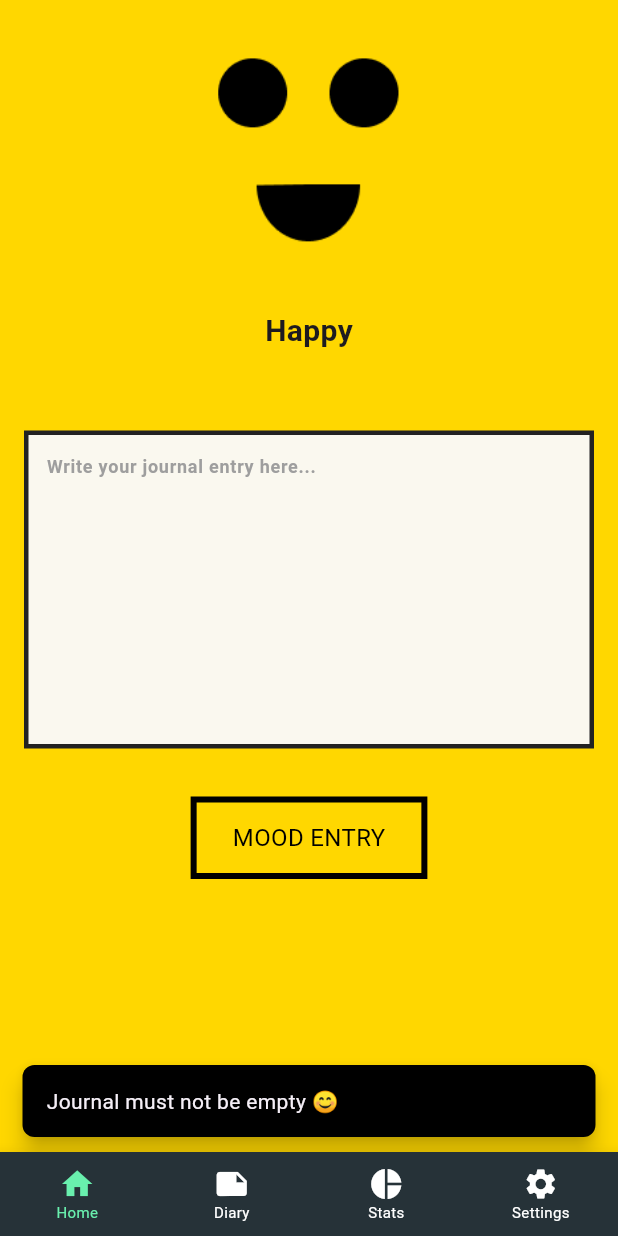
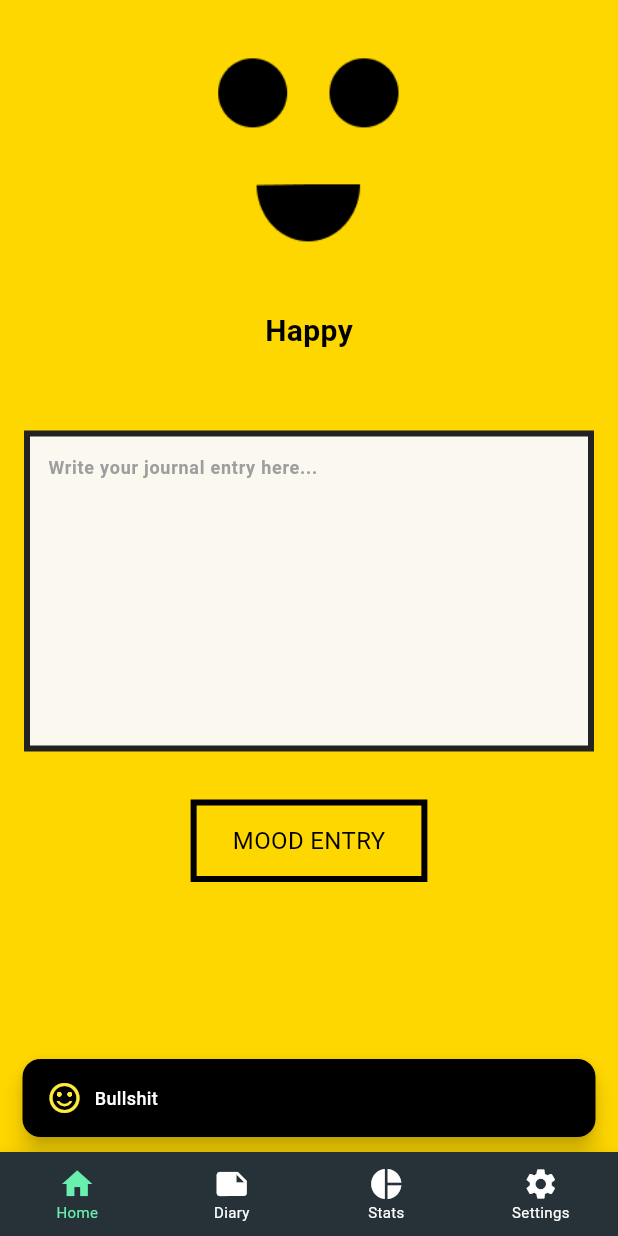
Before and after one commit to orphiano-0/daily_mood, a Flutter app: the screen it shows after launch, after a tap on "MOOD ENTRY", on a phone screen of 412 x 824 dp. Run offline on Flutter 3.47's test engine with Material 3 defaults, Android fonts, the light colour scheme and no system bars; our stand-ins replace equatable, fl_chart, flutter_bloc, go_router, hive, hive_flutter and 1 more; accounts and stored records are empty; Roboto replaces fonts that are missing (Pixel); project files that could hold a hidden picture were left out.

Commit message:
add theme featrues

```diff
--- a/lib/features/settings_bloc/settings_bloc.dart
+++ b/lib/features/settings_bloc/settings_bloc.dart
@@ -1,10 +1,41 @@
 import 'package:daily_moode/features/settings_bloc/settings_event.dart';
 import 'package:daily_moode/features/settings_bloc/settings_state.dart';
 import 'package:flutter_bloc/flutter_bloc.dart';
+import 'package:shared_preferences/shared_preferences.dart';
 
 class SettingBloc extends Bloc<SettingEvent, SettingState> {
+  static const String themeKey = "selected_theme";
+
   SettingBloc() : super(LightTheme()) {
-    on<LightThemeSelected>((event, emit) => emit(LightTheme()));
-    on<DarkThemeSelected>((event, emit) => emit(DarkTheme()));
+    on<LightThemeSelected>(_onLightThemeSelected);
+    on<DarkThemeSelected>(_onDarkThemeSelected);
+
+    _loadThemePreference();
+  }
+
+  void _onLightThemeSelected(LightThemeSelected event,
+      Emitter<SettingState> emit) {
+    emit(LightTheme());
+    _saveThemePreference(isLightTheme: true);
+  }
+
+  void _onDarkThemeSelected(DarkThemeSelected event,
+      Emitter<SettingState> emit) {
+    emit(DarkTheme());
+    _saveThemePreference(isLightTheme: false);
+  }
+
+  Future<void> _saveThemePreference({
+    required bool isLightTheme
+  }) async {
+    final prefs = await SharedPreferences.getInstance();
+    await prefs.setBool(themeKey, isLightTheme);
+  }
+
+  Future<void> _loadThemePreference() async {
+   final prefs = await SharedPreferences.getInstance();
+   final isLightTheme = prefs.getBool(themeKey) ?? true;
+
+   add(isLightTheme ? LightThemeSelected() : DarkThemeSelected());
   }
 }
--- a/lib/main.dart
+++ b/lib/main.dart
@@ -1,11 +1,15 @@
 import 'package:daily_moode/features/carousel_bloc/carousel_bloc.dart';
 import 'package:daily_moode/features/mood_entry/bloc/daily_mood_bloc.dart';
 import 'package:daily_moode/features/mood_entry/repositories/log_repository.dart';
+import 'package:daily_moode/features/settings_bloc/settings_bloc.dart';
+import 'package:daily_moode/features/settings_bloc/settings_state.dart';
 import 'package:flutter/material.dart';
 import 'package:flutter_bloc/flutter_bloc.dart';
 import 'package:hive/hive.dart';
 import 'package:hive_flutter/adapters.dart';
 import 'package:path_provider/path_provider.dart';
+import 'package:daily_moode/shared/theme/dark_mode.dart';
+import 'package:daily_moode/shared/theme/light_mode.dart';
 import 'features/mood_entry/models/mood_models.dart';
 import 'features/navigation_bloc/navigation_bloc.dart';
 import 'routes/app_router.dart';
@@ -17,9 +21,13 @@ void main() async {
   Hive.registerAdapter(MoodModelAdapter());
   final moodBox = await Hive.openBox<MoodModel>('daily_moods');
 
+  // final settingBloc = SettingBloc();
+  // await settingBloc.stream.first;
+
   runApp(
     MultiBlocProvider(
       providers: [
+        BlocProvider(create: (_) => SettingBloc()),
         RepositoryProvider(create: (_) => MoodRepository()),
         BlocProvider(create: (_) => NavigationBloc()),
         BlocProvider(
@@ -39,9 +47,14 @@ class MyApp extends StatelessWidget {
 
   @override
   Widget build(BuildContext context) {
-    return MaterialApp.router(
-      debugShowCheckedModeBanner: false,
-      routerConfig: router,
+    return BlocBuilder<SettingBloc, SettingState>(
+      builder: (context, state) {
+        return MaterialApp.router(
+          debugShowCheckedModeBanner: false,
+          routerConfig: router,
+          theme: state is LightTheme ? lightTheme : darkTheme,
+        );
+      },
     );
   }
 }
--- a/lib/screens/mood_entry/mood_entry.dart
+++ b/lib/screens/mood_entry/mood_entry.dart
@@ -3,6 +3,7 @@ import 'package:daily_moode/features/mood_entry/bloc/daily_mood_bloc.dart';
 import 'package:daily_moode/features/mood_entry/bloc/daily_mood_event.dart';
 import 'package:daily_moode/features/mood_entry/models/mood_models.dart';
 import 'package:daily_moode/shared/widgets/mood_button.dart';
+import 'package:daily_moode/shared/widgets/mood_snackbar.dart';
 import 'package:daily_moode/shared/widgets/mood_textfield.dart';
 import 'package:flutter/material.dart';
 import 'package:flutter_bloc/flutter_bloc.dart';
@@ -100,7 +101,7 @@ class _MoodEntryState extends State<MoodEntry> {
                           color: const Color(0xFFFAF8EF),
                           border: Border.all(
                             color: const Color(0xFF222222),
-                            width: 3,
+                            width: 4,
                           ),
                           borderRadius: BorderRadius.zero,
                         ),
@@ -137,17 +138,8 @@ class _MoodEntryState extends State<MoodEntry> {
                         text: 'Mood Entry',
                         onPressed: () async {
                           if (!_formKey.currentState!.validate()) {
-                            // Show Snackbar only if input is invalid
                             ScaffoldMessenger.of(context).showSnackBar(
-                              SnackBar(
-                                content: Text("Journal must not be empty 😊"),
-                                duration: Duration(seconds: 2),
-                                backgroundColor: Colors.black,
-                                behavior: SnackBarBehavior.floating,
-                                shape: RoundedRectangleBorder(
-                                  borderRadius: BorderRadius.circular(8),
-                                ),
-                              ),
+                              MoodSnackBar.create('Bullshit')
                             );
                             print('Empty');
                             return;
@@ -174,17 +166,8 @@ class _MoodEntryState extends State<MoodEntry> {
 
                           journalController.clear();
 
-                          // Show success Snackbar AFTER saving successfully
                           ScaffoldMessenger.of(context).showSnackBar(
-                            SnackBar(
-                              content: Text("Mood entry saved! 🎉"),
-                              duration: Duration(seconds: 2),
-                              backgroundColor: Colors.black,
-                              behavior: SnackBarBehavior.floating,
-                              shape: RoundedRectangleBorder(
-                                borderRadius: BorderRadius.circular(8),
-                              ),
-                            ),
+                            MoodSnackBar.create('Mood saved!')
                           );
                         },
                       ),
--- a/lib/shared/theme/dark_mode.dart
+++ b/lib/shared/theme/dark_mode.dart
@@ -1,15 +1,8 @@
 import 'package:flutter/material.dart';
 
-class DarkTheme {
-  static ThemeData get theme => ThemeData(
+final darkTheme = ThemeData(
   primaryColor: Colors.blueAccent,
   scaffoldBackgroundColor: const Color(0xFF121212),
-    colorScheme: ColorScheme.dark(
-      primary: Colors.blueAccent,
-      secondary: Colors.lightBlueAccent,
-      surface: const Color(0xFF2A2A2A),
-      error: Colors.redAccent,
-    ),
   appBarTheme: const AppBarTheme(
     backgroundColor: Color(0xFF1F1F1F),
     foregroundColor: Colors.white,
@@ -18,26 +11,40 @@ class DarkTheme {
   cardTheme: CardTheme(
     color: const Color(0xFF2A2A2A),
     elevation: 2,
-      shape: RoundedRectangleBorder(borderRadius: BorderRadius.circular(12)),
+    shape: RoundedRectangleBorder(
+      borderRadius: BorderRadius.circular(12),
+    ),
   ),
   elevatedButtonTheme: ElevatedButtonThemeData(
     style: ElevatedButton.styleFrom(
       backgroundColor: Colors.blueAccent,
       foregroundColor: Colors.white,
       elevation: 0,
-        shape: RoundedRectangleBorder(borderRadius: BorderRadius.circular(8)),
+      shape: RoundedRectangleBorder(
+        borderRadius: BorderRadius.circular(8),
+      ),
     ),
   ),
   textButtonTheme: TextButtonThemeData(
-      style: TextButton.styleFrom(foregroundColor: Colors.blueAccent),
+    style: TextButton.styleFrom(
+      foregroundColor: Colors.blueAccent,
+    ),
   ),
   sliderTheme: const SliderThemeData(
     activeTrackColor: Colors.blueAccent,
     thumbColor: Colors.blueAccent,
   ),
+  colorScheme: ColorScheme.dark(
+    primary: Colors.blueAccent,
+    secondary: Colors.lightBlueAccent,
+    surface: const Color(0xFF2A2A2A),
+    error: Colors.redAccent,
+    inversePrimary: Colors.white
+  ),
   dialogTheme: DialogTheme(
     backgroundColor: const Color(0xFF2A2A2A),
-      shape: RoundedRectangleBorder(borderRadius: BorderRadius.circular(16)),
+    shape: RoundedRectangleBorder(
+      borderRadius: BorderRadius.circular(16),
+    ),
   ),
 );
-}
--- a/lib/shared/theme/light_mode.dart
+++ b/lib/shared/theme/light_mode.dart
@@ -1,15 +1,8 @@
 import 'package:flutter/material.dart';
 
-class LightTheme {
-  static ThemeData get theme => ThemeData(
-    primaryColor: Colors.blue,
+final lightTheme = ThemeData(
+  primaryColor: Colors.white,
   scaffoldBackgroundColor: Colors.white,
-    colorScheme: ColorScheme.light(
-      primary: Colors.blue,
-      secondary: Colors.blueAccent,
-      surface: Colors.white,
-      error: Colors.red,
-    ),
   appBarTheme: const AppBarTheme(
     backgroundColor: Colors.blue,
     foregroundColor: Colors.white,
@@ -18,22 +11,40 @@ class LightTheme {
   cardTheme: CardTheme(
     color: Colors.white,
     elevation: 2,
-      shape: RoundedRectangleBorder(borderRadius: BorderRadius.circular(12)),
+    shape: RoundedRectangleBorder(
+      borderRadius: BorderRadius.circular(12),
+    ),
   ),
   elevatedButtonTheme: ElevatedButtonThemeData(
     style: ElevatedButton.styleFrom(
       backgroundColor: Colors.blue,
       foregroundColor: Colors.white,
       elevation: 0,
-        shape: RoundedRectangleBorder(borderRadius: BorderRadius.circular(8)),
+      shape: RoundedRectangleBorder(
+        borderRadius: BorderRadius.circular(8),
+      ),
     ),
   ),
   textButtonTheme: TextButtonThemeData(
-      style: TextButton.styleFrom(foregroundColor: Colors.blue),
+    style: TextButton.styleFrom(
+      foregroundColor: Colors.blue,
+    ),
   ),
   sliderTheme: const SliderThemeData(
     activeTrackColor: Colors.blue,
     thumbColor: Colors.blue,
   ),
+  colorScheme: ColorScheme.light(
+    primary: Colors.white,
+    secondary: Colors.blueAccent,
+    surface: Colors.white,
+    error: Colors.red,
+    inversePrimary: Colors.black
+  ),
+  dialogTheme: DialogTheme(
+    backgroundColor: Colors.white,
+    shape: RoundedRectangleBorder(
+      borderRadius: BorderRadius.circular(16),
+    ),
+  ),
 );
-}
--- /dev/null
+++ b/lib/shared/widgets/mood_snackbar.dart
@@ -0,0 +1,30 @@
+import 'package:flutter/material.dart';
+
+class MoodSnackBar {
+  static SnackBar create(String text) {
+    return SnackBar(
+      content: Row(
+        children: [
+          Icon(Icons.sentiment_satisfied_alt, color: Colors.yellow.shade500,),
+          const SizedBox(width: 8),
+          Expanded(
+            child: Text(
+              text,
+              style: TextStyle(
+                fontSize: 12,
+                fontFamily: 'Pixel',
+                fontWeight: FontWeight.w500,
+              ),
+            ),
+          ),
+        ],
+      ),
+      duration: Duration(seconds: 3),
+      behavior: SnackBarBehavior.floating,
+      shape: RoundedRectangleBorder(
+        borderRadius: BorderRadius.circular(12),
+      ),
+      elevation: 6,
+    );
+  }
+}
--- a/lib/shared/widgets/theme_button.dart
+++ b/lib/shared/widgets/theme_button.dart
@@ -3,14 +3,12 @@ import 'package:flutter/material.dart';
 class SettingsButton extends StatelessWidget {
   final String text;
   final IconData icon;
-  final Color color;
   final VoidCallback onPressed;
 
   const SettingsButton({
     super.key,
     required this.text,
     required this.icon,
-    required this.color,
     required this.onPressed,
   });
 
@@ -21,8 +19,7 @@ class SettingsButton extends StatelessWidget {
       child: Container(
         padding: const EdgeInsets.symmetric(horizontal: 20, vertical: 12),
         decoration: BoxDecoration(
-          color: color,
-          border: Border.all(color: Colors.black, width: 4),
+          border: Border.all(color: Theme.of(context).colorScheme.inversePrimary, width: 4),
         ),
         child: Row(
           children: [
@@ -32,7 +29,6 @@ class SettingsButton extends StatelessWidget {
               text.toUpperCase(),
               style: const TextStyle(
                 fontSize: 10,
-                color: Colors.black,
                 fontFamily: 'Pixel',
               ),
             ),
```
Also changed, not shown: lib/screens/mood_history/mood_history.dart (+5 -7 lines), lib/screens/mood_settings/settings_mood.dart (+6 -8 lines), lib/screens/mood_stats/mood_stats.dart (+4 -21 lines). Lines whose indentation alone changed are shown as unchanged.
